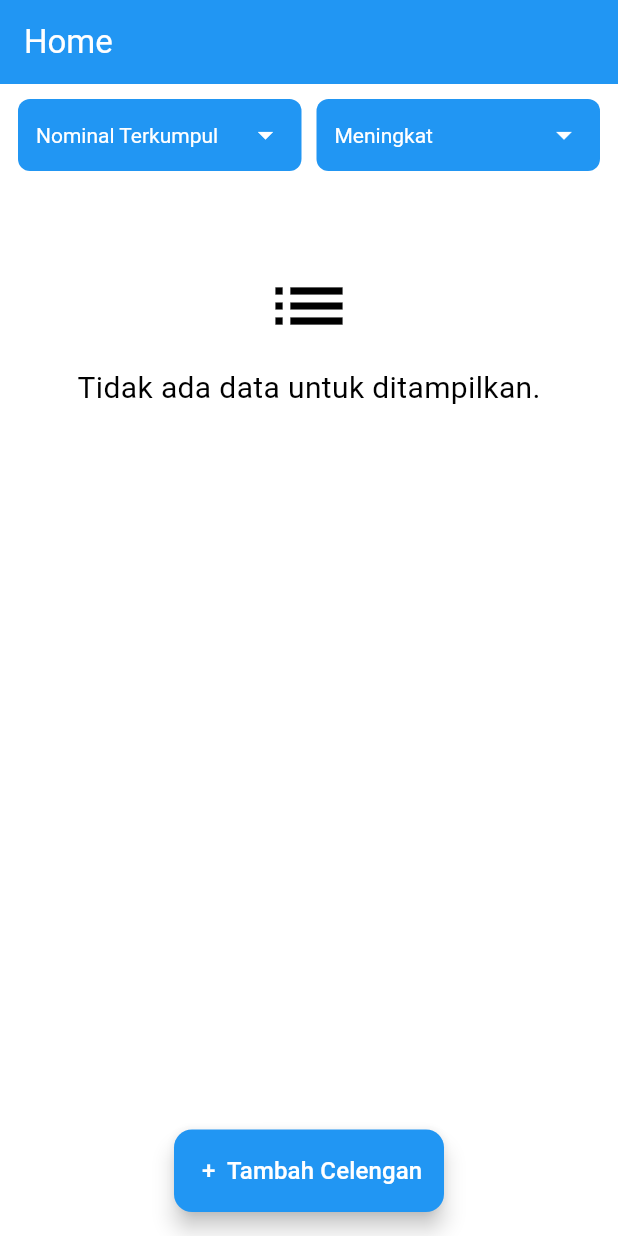
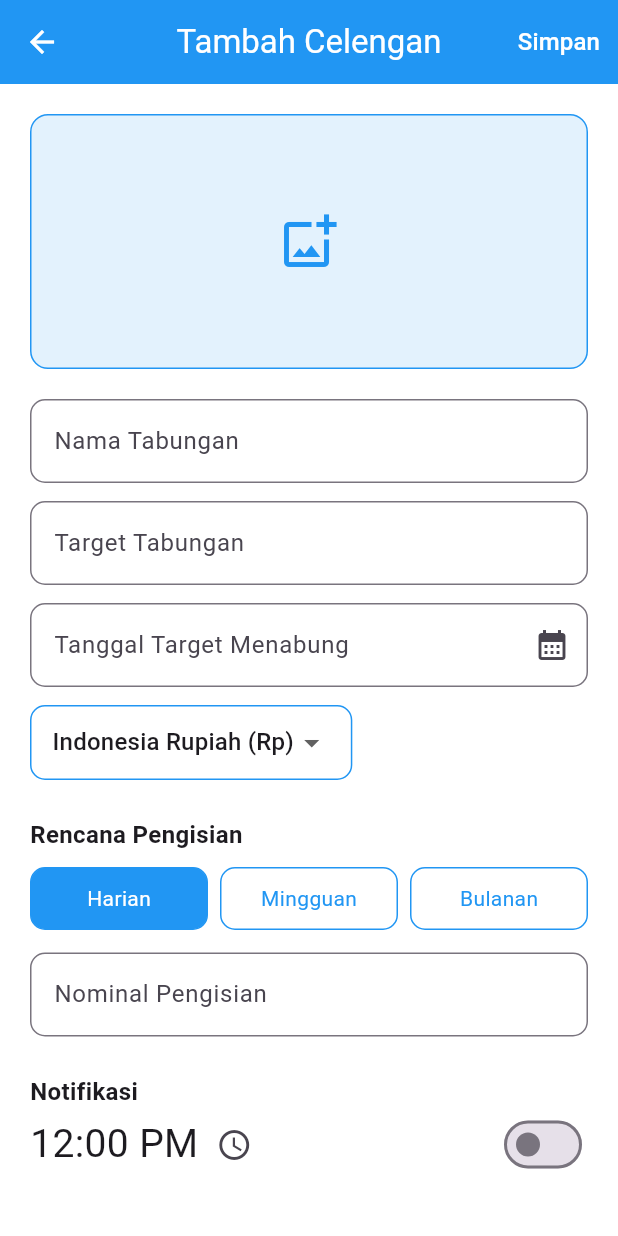
Before and after one commit to jeremiahsitinjak/tubes_monas, a Flutter app: the HomePage screen opened directly, after a tap on an icon or button, on a phone screen of 412 x 824 dp. Run offline on Flutter 3.47's test engine with Material 3 defaults, Android fonts, the light colour scheme and no system bars; our stand-ins replace image_picker.

Commit message:
perbaikan tampilan

```diff
--- /dev/null
+++ b/lib/user/add_celengan.dart
@@ -0,0 +1,294 @@
+import 'package:flutter/material.dart';
+import 'package:intl/intl.dart';
+
+class AddCelenganPage extends StatefulWidget {
+  const AddCelenganPage({super.key});
+
+  @override
+  State<AddCelenganPage> createState() => _AddCelenganPageState();
+}
+
+class _AddCelenganPageState extends State<AddCelenganPage> {
+  String? selectedCurrency = "Indonesia Rupiah (Rp)";
+  String plan = "Harian";
+  TimeOfDay selectedTime = const TimeOfDay(hour: 12, minute: 00);
+  bool notifOn = false;
+
+  DateTime? targetDate;
+
+  final TextEditingController namaController = TextEditingController();
+  final TextEditingController targetController = TextEditingController();
+  final TextEditingController nominalController = TextEditingController();
+  final TextEditingController dateController = TextEditingController();
+
+  List<String> days = [
+    "Minggu",
+    "Senin",
+    "Selasa",
+    "Rabu",
+    "Kamis",
+    "Jumat",
+    "Sabtu",
+  ];
+  List<bool> activeDays = [false, false, false, false, false, false, false];
+
+  @override
+  Widget build(BuildContext context) {
+    return Scaffold(
+      backgroundColor: Colors.white,
+      appBar: AppBar(
+        backgroundColor: Colors.blue,
+        centerTitle: true,
+        title: const Text(
+          "Tambah Celengan",
+          style: TextStyle(color: Colors.white),
+        ),
+        iconTheme: const IconThemeData(color: Colors.white),
+        actions: [
+          TextButton(
+            onPressed: () {
+              Navigator.pop(context);
+            },
+            child: const Text(
+              "Simpan",
+              style: TextStyle(color: Colors.white, fontSize: 16),
+            ),
+          ),
+        ],
+      ),
+
+      body: SingleChildScrollView(
+        padding: const EdgeInsets.all(20),
+        child: Column(
+          crossAxisAlignment: CrossAxisAlignment.start,
+          children: [
+            Container(
+              height: 170,
+              decoration: BoxDecoration(
+                color: Colors.blue.shade50,
+                borderRadius: BorderRadius.circular(12),
+                border: Border.all(color: Colors.blue),
+              ),
+              child: const Center(
+                child: Icon(
+                  Icons.add_photo_alternate_outlined,
+                  size: 40,
+                  color: Colors.blue,
+                ),
+              ),
+            ),
+
+            const SizedBox(height: 20),
+
+            TextField(
+              controller: namaController,
+              decoration: inputDeco("Nama Tabungan"),
+            ),
+            const SizedBox(height: 12),
+
+            TextField(
+              controller: targetController,
+              keyboardType: TextInputType.number,
+              decoration: inputDeco("Target Tabungan"),
+            ),
+
+            const SizedBox(height: 12),
+
+            TextField(
+              controller: dateController,
+              readOnly: true,
+              decoration: inputDeco(
+                "Tanggal Target Menabung",
+              ).copyWith(suffixIcon: const Icon(Icons.calendar_month)),
+              onTap: pickDate,
+            ),
+
+            const SizedBox(height: 12),
+
+            Container(
+              padding: const EdgeInsets.symmetric(horizontal: 14),
+              decoration: boxDeco(),
+              child: DropdownButtonHideUnderline(
+                child: DropdownButton<String>(
+                  value: selectedCurrency,
+                  items:
+                      [
+                            "Indonesia Rupiah (Rp)",
+                            "US Dollar (\$)",
+                            "Ringgit (RM)",
+                          ]
+                          .map(
+                            (e) => DropdownMenuItem(value: e, child: Text(e)),
+                          )
+                          .toList(),
+                  onChanged: (value) {
+                    setState(() => selectedCurrency = value);
+                  },
+                ),
+              ),
+            ),
+
+            const SizedBox(height: 25),
+
+            const Text(
+              "Rencana Pengisian",
+              style: TextStyle(fontSize: 16, fontWeight: FontWeight.bold),
+            ),
+
+            const SizedBox(height: 10),
+
+            Row(
+              children: [
+                planButton("Harian"),
+                const SizedBox(width: 8),
+                planButton("Mingguan"),
+                const SizedBox(width: 8),
+                planButton("Bulanan"),
+              ],
+            ),
+
+            const SizedBox(height: 15),
+
+            TextField(
+              controller: nominalController,
+              keyboardType: TextInputType.number,
+              decoration: inputDeco("Nominal Pengisian"),
+            ),
+
+            const SizedBox(height: 25),
+
+            const Text(
+              "Notifikasi",
+              style: TextStyle(fontSize: 16, fontWeight: FontWeight.bold),
+            ),
+
+            Row(
+              children: [
+                Text(
+                  selectedTime.format(context),
+                  style: const TextStyle(fontSize: 26),
+                ),
+                IconButton(
+                  onPressed: pickTime,
+                  icon: const Icon(Icons.access_time),
+                ),
+                const Spacer(),
+                Switch(
+                  value: notifOn,
+                  onChanged: (value) => setState(() => notifOn = value),
+                ),
+              ],
+            ),
+
+            if (notifOn) ...[
+              const SizedBox(height: 15),
+              Wrap(
+                spacing: 8,
+                runSpacing: 10,
+                children: List.generate(days.length, (index) {
+                  bool active = activeDays[index];
+                  return GestureDetector(
+                    onTap: () {
+                      setState(() {
+                        // Reset semua hari menjadi false
+                        for (int i = 0; i < activeDays.length; i++) {
+                          activeDays[i] = false;
+                        }
+                        // Set hanya hari yang dipilih menjadi true
+                        activeDays[index] = true;
+                      });
+                    },
+                    child: Container(
+                      padding: const EdgeInsets.symmetric(
+                        vertical: 8,
+                        horizontal: 14,
+                      ),
+                      decoration: BoxDecoration(
+                        color: active ? Colors.blue : Colors.white,
+                        borderRadius: BorderRadius.circular(10),
+                        border: Border.all(color: Colors.blue),
+                      ),
+                      child: Text(
+                        days[index],
+                        style: TextStyle(
+                          color: active ? Colors.white : Colors.blue,
+                        ),
+                      ),
+                    ),
+                  );
+                }),
+              ),
+              const SizedBox(height: 15),
+            ],
+          ],
+        ),
+      ),
+    );
+  }
+
+  InputDecoration inputDeco(String text) {
+    return InputDecoration(
+      labelText: text,
+      border: OutlineInputBorder(borderRadius: BorderRadius.circular(10)),
+    );
+  }
+
+  BoxDecoration boxDeco() {
+    return BoxDecoration(
+      borderRadius: BorderRadius.circular(10),
+      border: Border.all(color: Colors.blue),
+    );
+  }
+
+  Widget planButton(String title) {
+    bool active = plan == title;
+
+    return Expanded(
+      child: GestureDetector(
+        onTap: () => setState(() => plan = title),
+        child: Container(
+          padding: const EdgeInsets.symmetric(vertical: 10),
+          decoration: BoxDecoration(
+            color: active ? Colors.blue : Colors.white,
+            borderRadius: BorderRadius.circular(10),
+            border: Border.all(color: Colors.blue),
+          ),
+          child: Center(
+            child: Text(
+              title,
+              style: TextStyle(
+                color: active ? Colors.white : Colors.blue,
+                fontSize: 14,
+              ),
+            ),
+          ),
+        ),
+      ),
+    );
+  }
+
+  void pickDate() async {
+    final picked = await showDatePicker(
+      context: context,
+      initialDate: targetDate ?? DateTime.now(),
+      firstDate: DateTime(2020),
+      lastDate: DateTime(2030),
+    );
+    if (picked != null) {
+      setState(() {
+        targetDate = picked;
+        dateController.text = DateFormat("dd MMMM yyyy").format(picked);
+      });
+    }
+  }
+
+  void pickTime() async {
+    final time = await showTimePicker(
+      context: context,
+      initialTime: selectedTime,
+    );
+    if (time != null) {
+      setState(() => selectedTime = time);
+    }
+  }
+}
--- a/lib/user/home.dart
+++ b/lib/user/home.dart
@@ -1,8 +1,8 @@
 import 'package:flutter/material.dart';
-import 'history.dart';
+import 'package:tubes_monas/user/add_celengan.dart';
 
 class HomePage extends StatefulWidget {
-  const HomePage({Key? key}) : super(key: key);
+  const HomePage({super.key});
 
   @override
   State<HomePage> createState() => _HomePageState();
@@ -13,16 +13,9 @@ class _HomePageState extends State<HomePage>
   String _filterNominal = "Nominal Terkumpul";
   String _filterUrutan = "Meningkat";
 
-  final List<String> nominalList = [
-    "Nominal Terkumpul",
-    "Nominal Target",
-    "Nama Celengan",
-  ];
+  final List<String> nominalList = ["Nominal Terkumpul", "Nominal Target"];
 
-  final List<String> urutanList = [
-    "Meningkat",
-    "Menurun",
-  ];
+  final List<String> urutanList = ["Meningkat", "Menurun"];
 
   @override
   Widget build(BuildContext context) {
@@ -33,10 +26,7 @@ class _HomePageState extends State<HomePage>
         backgroundColor: Colors.blue,
         elevation: 0,
         automaticallyImplyLeading: false, // HILANGKAN TOMBOL BACK
-        title: const Text(
-          "Home",
-          style: TextStyle(color: Colors.white),
-        ),
+        title: const Text("Home", style: TextStyle(color: Colors.white)),
       ),
 
       body: buildListContent(),
@@ -45,9 +35,16 @@ class _HomePageState extends State<HomePage>
         width: 180,
         height: 55,
         child: FloatingActionButton.extended(
-          onPressed: () {},
+          onPressed: () {
+            Navigator.push(
+              context,
+              MaterialPageRoute(builder: (context) => const AddCelenganPage()),
+            );
+          },
           backgroundColor: Colors.blue,
-          shape: RoundedRectangleBorder(borderRadius: BorderRadius.circular(12)),
+          shape: RoundedRectangleBorder(
+            borderRadius: BorderRadius.circular(12),
+          ),
           label: const Text(
             " +  Tambah Celengan",
             style: TextStyle(color: Colors.white, fontSize: 16),
@@ -93,61 +90,118 @@ class _HomePageState extends State<HomePage>
 
   // DROPDOWN WIDGETS
   Widget buildDropdownNominal() {
-    return Container(
-      padding: const EdgeInsets.symmetric(horizontal: 12),
-      decoration: BoxDecoration(
-        color:  Colors.blue,
-        borderRadius: BorderRadius.circular(8),
-      ),
-      child: DropdownButtonHideUnderline(
-        child: DropdownButton<String>(
-          value: _filterNominal,
-          dropdownColor: Colors.blue,
-          borderRadius: BorderRadius.circular(8),
-          icon: const Icon(Icons.arrow_drop_down, color: Colors.white),
-          style: const TextStyle(color: Colors.white),
-          items: nominalList.map((value) {
-            return DropdownMenuItem(
-              value: value,
-              child: Text(value, style: const TextStyle(color: Colors.white)),
-            );
-          }).toList(),
-          onChanged: (value) {
+    return LayoutBuilder(
+      builder: (context, constraints) {
+        return PopupMenuButton<String>(
+          color: Colors.blue,
+          shape: RoundedRectangleBorder(
+            borderRadius: BorderRadius.circular(12),
+          ),
+          offset: const Offset(0, 50),
+          constraints: BoxConstraints(
+            minWidth: constraints.maxWidth,
+            maxWidth: constraints.maxWidth,
+          ),
+          onSelected: (value) {
             setState(() {
-              _filterNominal = value!;
+              _filterNominal = value;
             });
           },
-        ),
-      ),
+          itemBuilder: (context) {
+            return nominalList.map((value) {
+              return PopupMenuItem<String>(
+                value: value,
+                height: 50,
+                child: SizedBox(
+                  width: double.infinity,
+                  child: Text(
+                    value,
+                    style: const TextStyle(color: Colors.white, fontSize: 16),
+                  ),
+                ),
+              );
+            }).toList();
+          },
+          child: Container(
+            padding: const EdgeInsets.symmetric(horizontal: 16, vertical: 14),
+            decoration: BoxDecoration(
+              color: Colors.blue,
+              borderRadius: BorderRadius.circular(8),
+            ),
+            child: Row(
+              mainAxisAlignment: MainAxisAlignment.spaceBetween,
+              children: [
+                Expanded(
+                  child: Text(
+                    _filterNominal,
+                    style: const TextStyle(color: Colors.white, fontSize: 14),
+                    overflow: TextOverflow.ellipsis,
+                  ),
+                ),
+                const Icon(Icons.arrow_drop_down, color: Colors.white),
+              ],
+            ),
+          ),
+        );
+      },
     );
   }
 
   Widget buildDropdownUrutan() {
-    return Container(
-      padding: const EdgeInsets.symmetric(horizontal: 12),
-      decoration: BoxDecoration(
-        color: Colors.blue,
-        borderRadius: BorderRadius.circular(8),
-      ),
-      child: DropdownButtonHideUnderline(
-        child: DropdownButton<String>(
-          value: _filterUrutan,
-          dropdownColor: Colors.blue,
-          icon: const Icon(Icons.arrow_drop_down, color: Colors.white),
-          style: const TextStyle(color: Colors.white),
-          items: urutanList.map((value) {
-            return DropdownMenuItem(
-              value: value,
-              child: Text(value, style: const TextStyle(color: Colors.white)),
-            );
-          }).toList(),
-          onChanged: (value) {
+    return LayoutBuilder(
+      builder: (context, constraints) {
+        return PopupMenuButton<String>(
+          color: Colors.blue,
+          shape: RoundedRectangleBorder(
+            borderRadius: BorderRadius.circular(12),
+          ),
+          offset: const Offset(0, 50),
+          constraints: BoxConstraints(
+            minWidth: constraints.maxWidth,
+            maxWidth: constraints.maxWidth,
+          ),
+          onSelected: (value) {
             setState(() {
-              _filterUrutan = value!;
+              _filterUrutan = value;
             });
           },
-        ),
-      ),
+          itemBuilder: (context) {
+            return urutanList.map((value) {
+              return PopupMenuItem<String>(
+                value: value,
+                height: 50,
+                child: SizedBox(
+                  width: double.infinity,
+                  child: Text(
+                    value,
+                    style: const TextStyle(color: Colors.white, fontSize: 16),
+                  ),
+                ),
+              );
+            }).toList();
+          },
+          child: Container(
+            padding: const EdgeInsets.symmetric(horizontal: 16, vertical: 14),
+            decoration: BoxDecoration(
+              color: Colors.blue,
+              borderRadius: BorderRadius.circular(8),
+            ),
+            child: Row(
+              mainAxisAlignment: MainAxisAlignment.spaceBetween,
+              children: [
+                Expanded(
+                  child: Text(
+                    _filterUrutan,
+                    style: const TextStyle(color: Colors.white, fontSize: 14),
+                    overflow: TextOverflow.ellipsis,
+                  ),
+                ),
+                const Icon(Icons.arrow_drop_down, color: Colors.white),
+              ],
+            ),
+          ),
+        );
+      },
     );
   }
 }
```
Also changed, not shown: lib/user/edit_profile.dart (added, +186 -0 lines), lib/user/profile.dart (+46 -10 lines), pubspec.yaml (+4 -4 lines), pubspec.lock, 5 other files.
